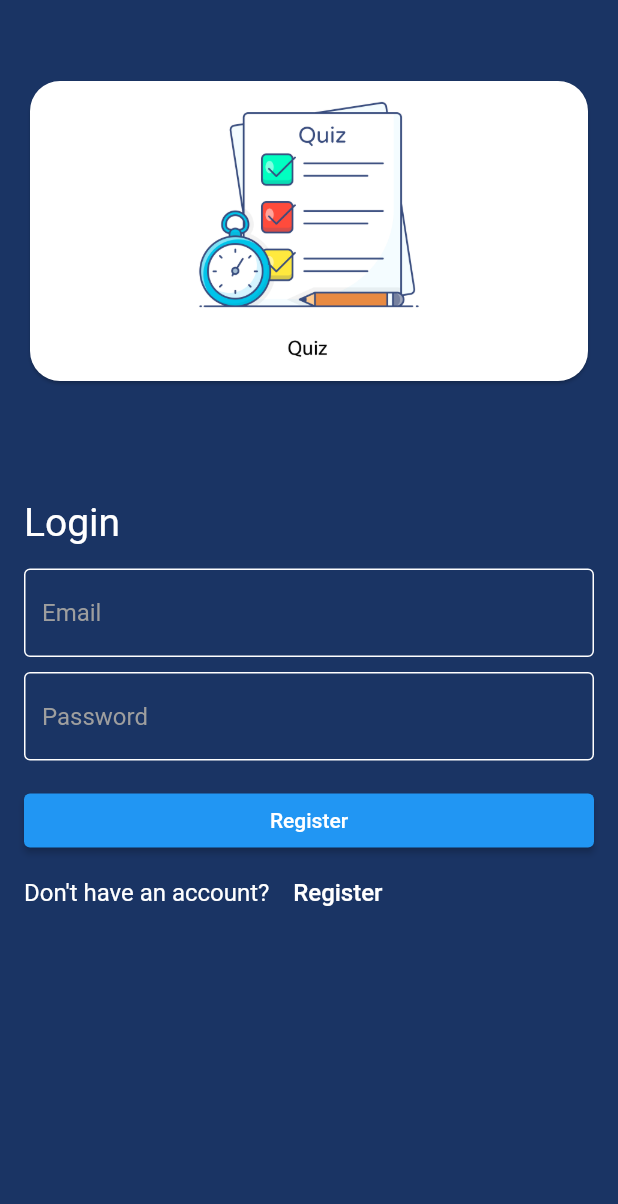
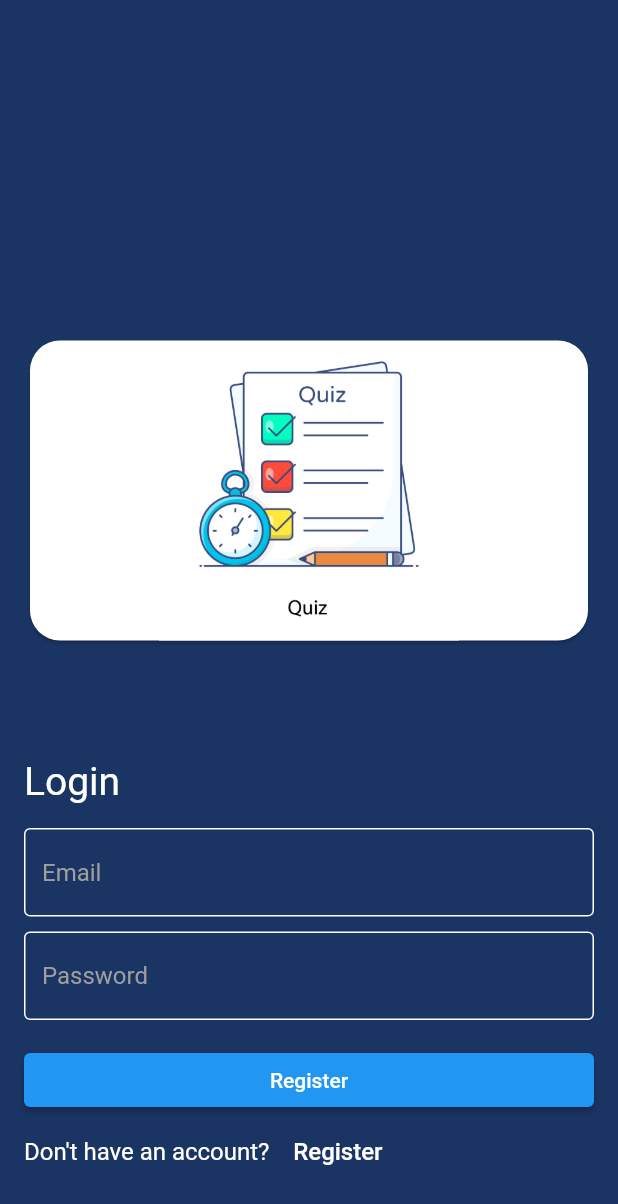
Before and after one commit to MohamedAlaraby/quiz_app, a Flutter app: the screen it shows after launch, on a phone screen of 412 x 824 dp. Shown: the top 1204 px of the screen. Run offline on Flutter 3.47's test engine with Material 2 defaults, Android fonts, the phone set to English and light mode, and no system bars; our stand-ins replace firebase_auth, firebase_core, flutter_bloc; accounts and stored records are empty.

Commit message:
refactor to the code

```diff
--- a/lib/screens/add_question_screen.dart
+++ b/lib/screens/add_question_screen.dart
@@ -48,10 +48,12 @@ class AddQuestionScreenState extends State<AddQuestionScreen> {
         title: const Text('Add Question'),
       ),
       body: Padding(
-        padding: const EdgeInsets.all(16.0),
+        padding: const EdgeInsets.all(16),
         child: Form(
           key: formKey,
           child: ListView(
+                physics: const BouncingScrollPhysics(),
+                reverse: true,
             children: [
               CustomTextField(
                 hintText: 'Enter Question',
@@ -159,7 +161,7 @@ class AddQuestionScreenState extends State<AddQuestionScreen> {
                 },
                 text: 'Add Question',
               ),
-            ],
+            ].reversed.toList(),
           ),
         ),
       ),
--- a/lib/screens/login_screen.dart
+++ b/lib/screens/login_screen.dart
@@ -21,9 +21,11 @@ class _LoginScreenState extends State<LoginScreen> {
   Widget build(BuildContext context) {
     return Scaffold(
       body: Padding(
-        padding: const EdgeInsets.symmetric(
-          horizontal: 16,
-          vertical: 50,
+        padding: const EdgeInsets.only(
+          top: 40,
+          bottom: 16,
+          right: 16,
+          left: 16,
         ),
         child: Form(
           key: formKey,
@@ -46,6 +48,8 @@ class _LoginScreenState extends State<LoginScreen> {
             },
             builder: (context, state) {
               return ListView(
+                physics: const BouncingScrollPhysics(),
+                reverse: true,
                 children: [
                   Card(
                     clipBehavior: Clip.antiAlias,
@@ -107,7 +111,11 @@ class _LoginScreenState extends State<LoginScreen> {
                             "Register",
                           ),
                   ),
-                  Row(
+                  Padding(
+                    padding: EdgeInsets.only(
+                      bottom: MediaQuery.of(context).viewInsets.bottom,
+                    ),
+                    child: Row(
                       children: [
                         const Text(
                           "Don't have an account?  ",
@@ -130,10 +138,9 @@ class _LoginScreenState extends State<LoginScreen> {
                         ),
                       ],
                     ),
-                  const SizedBox(
-                    height: 10,
-                  )
-                ],
+                  ),
+                  const SizedBox(height: 16)
+                ].reversed.toList(),
               );
             },
           ),
```
Also changed, not shown: lib/screens/edit_question_screen.dart (+5 -2 lines), lib/screens/register_Screen.dart (+8 -5 lines). Lines whose indentation alone changed are shown as unchanged.
